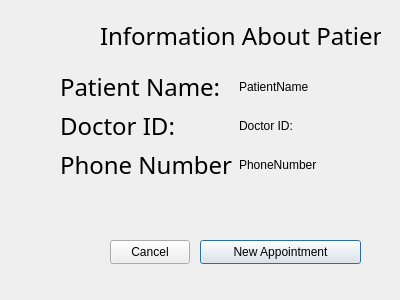
Above: GroupFour_DoctorsOffice/patientpage.ui from KittimasakBunrat/GroupFour_DoctorsOffice before the change. Below: the same form after it.
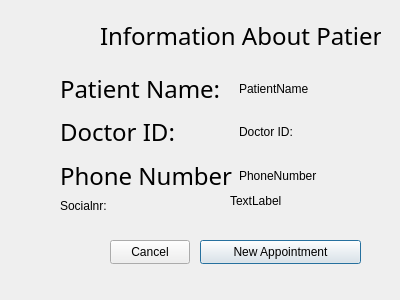
That is the form after the change.

```diff
--- a/GroupFour_DoctorsOffice/patientpage.ui
+++ b/GroupFour_DoctorsOffice/patientpage.ui
@@ -64,7 +64,7 @@
      <x>60</x>
      <y>70</y>
      <width>291</width>
-     <height>111</height>
+     <height>124</height>
     </rect>
    </property>
    <layout class="QHBoxLayout" name="horizontalLayout">
@@ -138,6 +138,32 @@
     </item>
    </layout>
   </widget>
+  <widget class="QLabel" name="label_SocialNumber">
+   <property name="geometry">
+    <rect>
+     <x>230</x>
+     <y>190</y>
+     <width>119</width>
+     <height>22</height>
+    </rect>
+   </property>
+   <property name="text">
+    <string>TextLabel</string>
+   </property>
+  </widget>
+  <widget class="QLabel" name="label">
+   <property name="geometry">
+    <rect>
+     <x>60</x>
+     <y>200</y>
+     <width>159</width>
+     <height>12</height>
+    </rect>
+   </property>
+   <property name="text">
+    <string>Socialnr: </string>
+   </property>
+  </widget>
  </widget>
  <resources/>
  <connections/>
```
